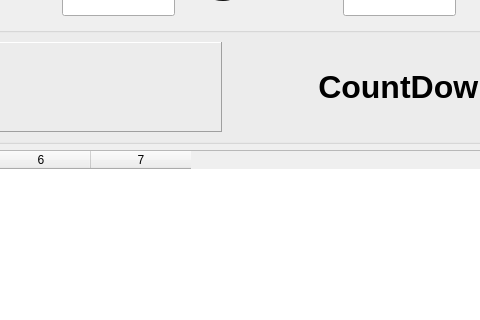
The window that cpp/Qt/AddMinusMultiplyDivide_Input/AddMinusMultiplyDivide_Input/mainwindow.ui (EdisoNewtong/Vector) describes before a commit, drawn with Qt 5; both pictures show x 519 to 999 and y 119 to 439 of the 1128 by 600 pixel window.
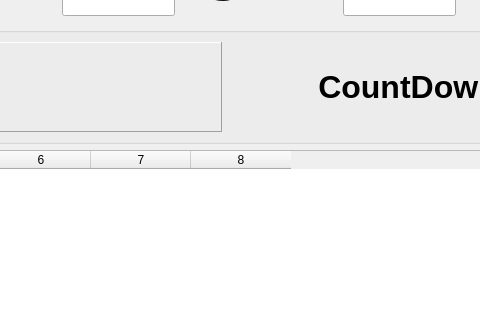
The same window after the commit. Icons and pictures are not drawn.

What changed in the file:
```diff
--- a/cpp/Qt/AddMinusMultiplyDivide_Input/AddMinusMultiplyDivide_Input/mainwindow.ui
+++ b/cpp/Qt/AddMinusMultiplyDivide_Input/AddMinusMultiplyDivide_Input/mainwindow.ui
@@ -361,7 +361,7 @@
        <number>0</number>
       </property>
       <property name="columnCount">
-       <number>7</number>
+       <number>8</number>
       </property>
       <attribute name="horizontalHeaderStretchLastSection">
        <bool>false</bool>
@@ -373,6 +373,7 @@
       <column/>
       <column/>
       <column/>
+      <column/>
      </widget>
     </item>
     <item>
```
